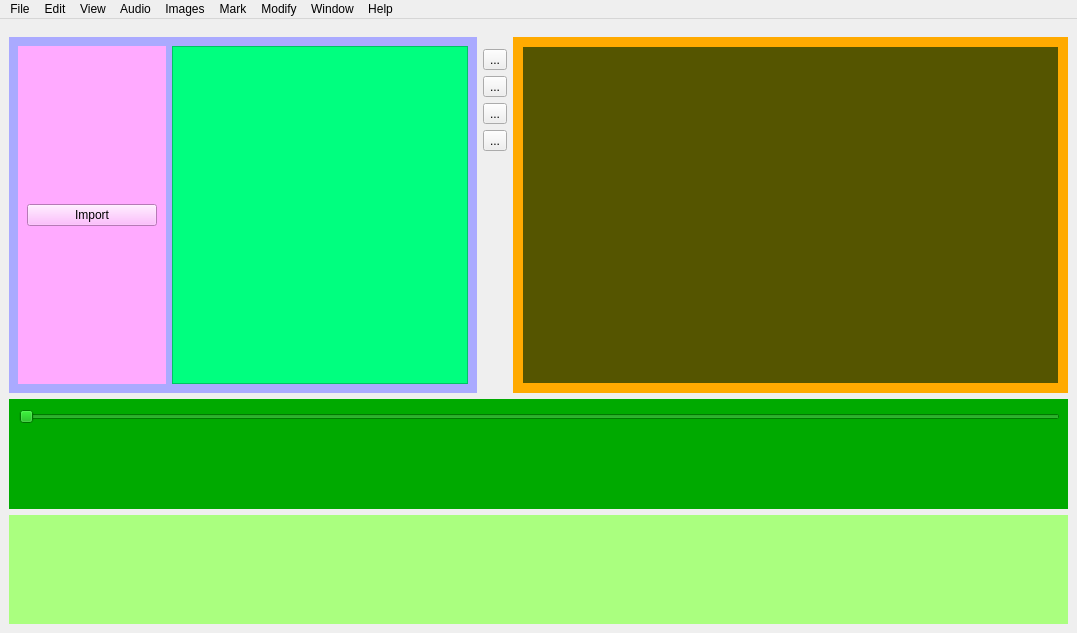
Before: the Qt Designer form src/gui/videoeditor.ui in vrushank-agrawal/CSE201-VCREST-, drawn with Qt 5.
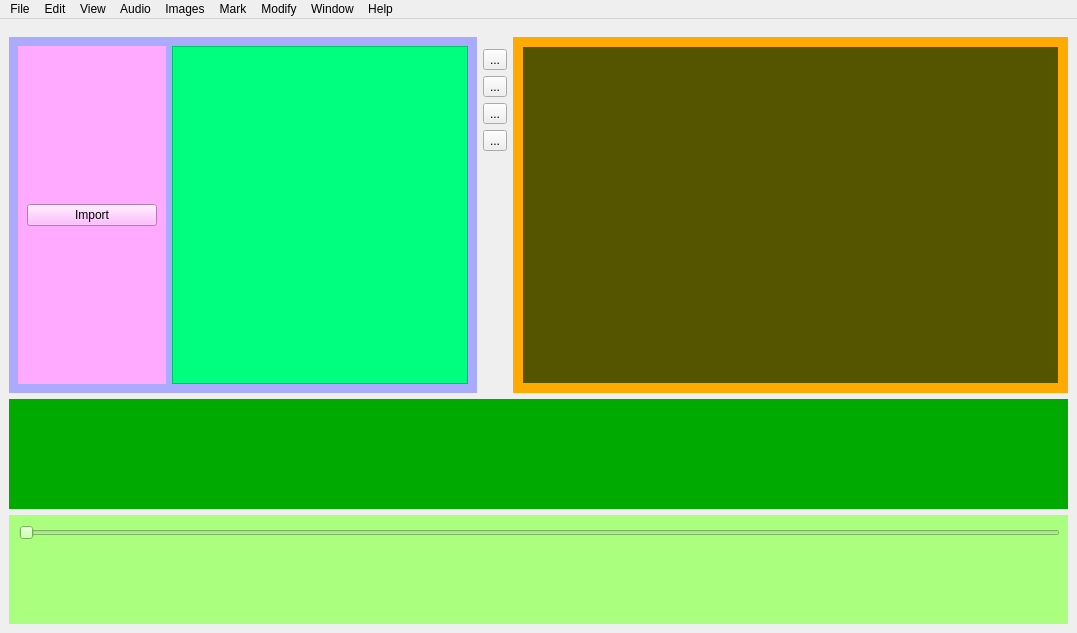
After: the same form once the commit is applied. Icons and pictures are not drawn.

Commit message: Change name and functionalities of the slider

```diff
--- a/src/gui/videoeditor.ui
+++ b/src/gui/videoeditor.ui
@@ -308,19 +308,6 @@
       <property name="styleSheet">
        <string notr="true">background: rgb(0, 170, 0)</string>
       </property>
-      <widget class="QSlider" name="controlSlider">
-       <property name="geometry">
-        <rect>
-         <x>10</x>
-         <y>10</y>
-         <width>1041</width>
-         <height>16</height>
-        </rect>
-       </property>
-       <property name="orientation">
-        <enum>Qt::Horizontal</enum>
-       </property>
-      </widget>
      </widget>
     </item>
     <item>
@@ -334,6 +321,19 @@
       <property name="styleSheet">
        <string notr="true">background: rgb(170, 255, 127)</string>
       </property>
+      <widget class="QSlider" name="controlSlider">
+       <property name="geometry">
+        <rect>
+         <x>10</x>
+         <y>10</y>
+         <width>1041</width>
+         <height>16</height>
+        </rect>
+       </property>
+       <property name="orientation">
+        <enum>Qt::Horizontal</enum>
+       </property>
+      </widget>
      </widget>
     </item>
    </layout>
```
The commit also changes 2 other files.
